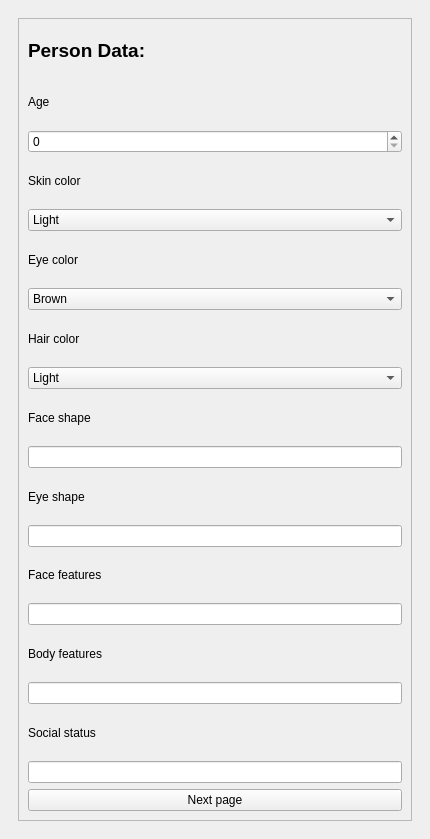
Before: the Qt Designer form PersonForms/mainwindow.ui in KirillBukato/PersonForms, drawn with Qt 5.
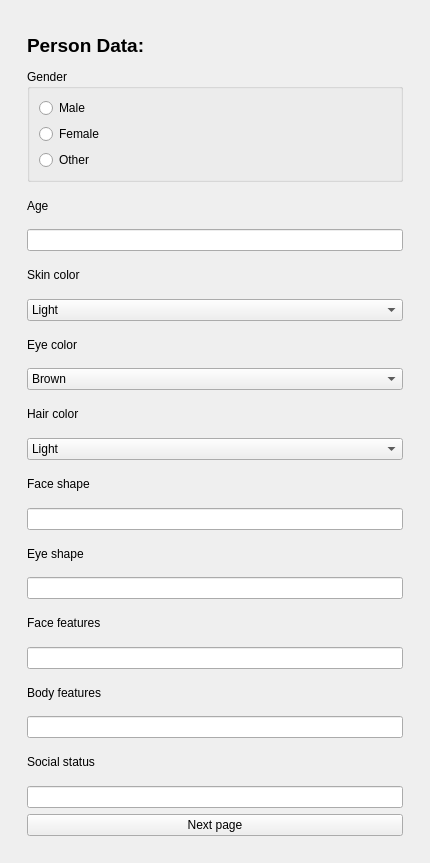
After: the same form once the commit is applied.

```diff
--- a/PersonForms/mainwindow.ui
+++ b/PersonForms/mainwindow.ui
@@ -7,7 +7,7 @@
     <x>0</x>
     <y>0</y>
     <width>430</width>
-    <height>839</height>
+    <height>863</height>
    </rect>
   </property>
   <property name="windowTitle">
@@ -25,13 +25,10 @@
         <item>
          <widget class="QFrame" name="frame_2">
           <property name="frameShape">
-           <enum>QFrame::Shape::StyledPanel</enum>
+           <enum>QFrame::NoFrame</enum>
           </property>
-          <property name="frameShadow">
-           <enum>QFrame::Shadow::Raised</enum>
-          </property>
-          <layout class="QGridLayout" name="gridLayout">
-           <item row="0" column="0">
+          <layout class="QVBoxLayout" name="verticalLayout_4">
+           <item>
             <widget class="QLabel" name="label_8">
              <property name="font">
               <font>
@@ -44,63 +41,86 @@
              </property>
             </widget>
            </item>
-           <item row="13" column="0">
-            <widget class="QLabel" name="label_19">
-             <property name="text">
-              <string>Face features</string>
+           <item>
+            <widget class="QGroupBox" name="groupBox">
+             <property name="title">
+              <string>Gender</string>
              </property>
+             <layout class="QVBoxLayout" name="verticalLayout_6">
+              <item>
+               <widget class="QRadioButton" name="radioButton">
+                <property name="text">
+                 <string>Male</string>
+                </property>
+               </widget>
+              </item>
+              <item>
+               <widget class="QRadioButton" name="radioButton_2">
+                <property name="text">
+                 <string>Female</string>
+                </property>
+               </widget>
+              </item>
+              <item>
+               <widget class="QRadioButton" name="radioButton_3">
+                <property name="text">
+                 <string>Other</string>
+                </property>
+               </widget>
+              </item>
+             </layout>
             </widget>
            </item>
-           <item row="7" column="0">
-            <widget class="QLabel" name="label_12">
+           <item>
+            <widget class="QLabel" name="label_9">
              <property name="text">
-              <string>Hair color</string>
+              <string>Age</string>
              </property>
             </widget>
            </item>
-           <item row="4" column="0">
-            <widget class="QComboBox" name="comboBox">
-             <property name="currentText">
-              <string>Light</string>
-             </property>
-             <property name="placeholderText">
-              <string/>
-             </property>
-             <item>
-              <property name="text">
-               <string>Light</string>
-              </property>
-             </item>
-             <item>
-              <property name="text">
-               <string>Medium</string>
-              </property>
-             </item>
-             <item>
-              <property name="text">
-               <string>Dark</string>
-              </property>
-             </item>
-            </widget>
+           <item>
+            <widget class="QLineEdit" name="ageEdit"/>
            </item>
-           <item row="9" column="0">
-            <widget class="QLabel" name="label_13">
-             <property name="text">
-              <string>Face shape</string>
-             </property>
-            </widget>
-           </item>
-           <item row="3" column="0">
+           <item>
             <widget class="QLabel" name="label_6">
              <property name="text">
               <string>Skin color</string>
              </property>
             </widget>
            </item>
-           <item row="2" column="0">
-            <widget class="QSpinBox" name="spinBox"/>
+           <item>
+            <widget class="QComboBox" name="comboBox">
+             <property name="currentText">
+              <string>Light</string>
+             </property>
+             <property name="placeholderText">
+              <string/>
+             </property>
+             <item>
+              <property name="text">
+               <string>Light</string>
+              </property>
+             </item>
+             <item>
+              <property name="text">
+               <string>Medium</string>
+              </property>
+             </item>
+             <item>
+              <property name="text">
+               <string>Dark</string>
+              </property>
+             </item>
+            </widget>
            </item>
-           <item row="6" column="0">
+           <item>
+            <widget class="QLabel" name="label_11">
+             <property name="text">
+              <string>Eye color</string>
+             </property>
+            </widget>
+           </item>
+           <item>
             <widget class="QComboBox" name="comboBox_3">
              <property name="currentText">
               <string>Brown</string>
@@ -125,23 +145,14 @@
              </item>
             </widget>
            </item>
-           <item row="18" column="0">
-            <widget class="QLineEdit" name="lineEdit_19"/>
-           </item>
-           <item row="10" column="0">
-            <widget class="QLineEdit" name="lineEdit_6"/>
-           </item>
-           <item row="5" column="0">
-            <widget class="QLabel" name="label_11">
+           <item>
+            <widget class="QLabel" name="label_12">
              <property name="text">
-              <string>Eye color</string>
+              <string>Hair color</string>
              </property>
             </widget>
            </item>
-           <item row="14" column="0">
-            <widget class="QLineEdit" name="lineEdit_18"/>
-           </item>
-           <item row="8" column="0">
+           <item>
             <widget class="QComboBox" name="comboBox_4">
              <property name="currentText">
               <string>Light</string>
@@ -161,42 +172,58 @@
              </item>
             </widget>
            </item>
-           <item row="16" column="0">
-            <widget class="QLineEdit" name="lineEdit_16"/>
-           </item>
-           <item row="1" column="0">
-            <widget class="QLabel" name="label_9">
+           <item>
+            <widget class="QLabel" name="label_13">
              <property name="text">
-              <string>Age</string>
+              <string>Face shape</string>
              </property>
             </widget>
            </item>
-           <item row="12" column="0">
-            <widget class="QLineEdit" name="lineEdit_17"/>
+           <item>
+            <widget class="QLineEdit" name="faceShapeEdit"/>
            </item>
-           <item row="17" column="0">
-            <widget class="QLabel" name="label_22">
-             <property name="text">
-              <string>Social status</string>
-             </property>
-            </widget>
-           </item>
-           <item row="11" column="0">
+           <item>
             <widget class="QLabel" name="label_21">
              <property name="text">
               <string>Eye shape</string>
              </property>
             </widget>
            </item>
-           <item row="15" column="0">
+           <item>
+            <widget class="QLineEdit" name="eyeShapeEdit"/>
+           </item>
+           <item>
+            <widget class="QLabel" name="label_19">
+             <property name="text">
+              <string>Face features</string>
+             </property>
+            </widget>
+           </item>
+           <item>
+            <widget class="QLineEdit" name="faceFeaturesEdit"/>
+           </item>
+           <item>
             <widget class="QLabel" name="label_20">
              <property name="text">
               <string>Body features</string>
              </property>
             </widget>
            </item>
-           <item row="19" column="0">
-            <widget class="QPushButton" name="pushButton_2">
+           <item>
+            <widget class="QLineEdit" name="bodyFeaturesEdit"/>
+           </item>
+           <item>
+            <widget class="QLabel" name="label_22">
+             <property name="text">
+              <string>Social status</string>
+             </property>
+            </widget>
+           </item>
+           <item>
+            <widget class="QLineEdit" name="socialStatusEdit"/>
+           </item>
+           <item>
+            <widget class="QPushButton" name="nextPageButton">
              <property name="text">
               <string>Next page</string>
              </property>
```
Left out of the diff: 28 changed lines with no effect on the pictures.
